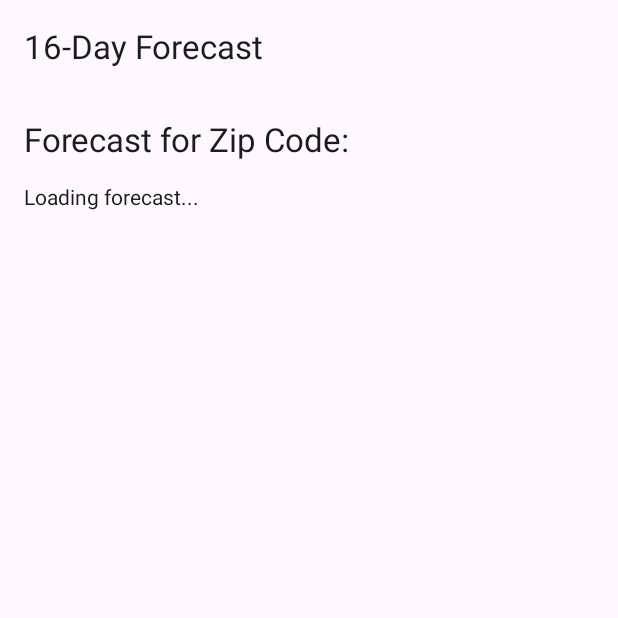
After one commit to Alayan0424/MyWeatherApp1, an Android app built with Jetpack Compose: the composable ForecastScreen called with empty values, on a phone screen of 412 x 824 dp, the top half of it. The commit adds this screen. Run offline under Robolectric (Android 15) with nearby library versions, the phone set to English and light mode, and no system bars; our stand-ins replace livedata-compose; 4 statements that could not run were skipped.

Commit message:
Finish Assignment 4 - UI + Forecast + Error Handling

```diff
--- /dev/null
+++ b/app/src/main/java/com/example/myweatherapp/ForecastScreen.kt
@@ -0,0 +1,68 @@
+package com.example.myweatherapp
+
+import androidx.compose.foundation.layout.*
+import androidx.compose.foundation.lazy.LazyColumn
+import androidx.compose.foundation.lazy.items
+import androidx.compose.material3.*
+import androidx.compose.runtime.*
+import androidx.compose.runtime.livedata.observeAsState
+import androidx.compose.ui.Modifier
+import androidx.compose.ui.unit.dp
+import androidx.lifecycle.viewmodel.compose.viewModel
+import com.example.weatherapp.viewmodel.WeatherViewModel
+
+import com.example.weatherapp.model.DailyForecast
+import com.example.weatherapp.model.MainForecast
+import com.example.weatherapp.model.WeatherCondition
+import androidx.compose.ui.res.stringResource
+import androidx.compose.material3.Text
+
+
+
+@OptIn(ExperimentalMaterial3Api::class)
+@Composable
+fun ForecastScreen(
+    zipCode: String,
+    viewModel: WeatherViewModel = viewModel()
+) {
+    val forecast = viewModel.forecastData.observeAsState()
+
+    LaunchedEffect(zipCode) {
+        viewModel.fetchForecast(zipCode, "fd10af6783724efaf6f6de0e7cbfc1a8")
+    }
+
+    Scaffold(
+        topBar = {
+            TopAppBar(
+                title = { Text("16-Day Forecast") }
+            )
+        }
+    ) { paddingValues ->
+        Column(
+            modifier = Modifier
+                .fillMaxSize()
+                .padding(paddingValues)
+                .padding(16.dp)
+        ) {
+            Text(
+                text = "Forecast for Zip Code: $zipCode",
+                style = MaterialTheme.typography.titleLarge
+            )
+
+            Spacer(modifier = Modifier.height(16.dp))
+
+            forecast.value?.let { response ->
+                LazyColumn {
+                    items(response.list) { day ->
+                        Column(modifier = Modifier.padding(vertical = 8.dp)) {
+                            Text("Date: ${day.date}")
+                            Text("Temp: ${day.main.temp}°C")
+                            Text("Condition: ${day.weather.firstOrNull()?.description ?: "N/A"}")
+                            Divider(modifier = Modifier.padding(vertical = 8.dp))
+                        }
+                    }
+                }
+            } ?: Text("Loading forecast...")
+        }
+    }
+}
--- a/app/src/main/java/com/example/myweatherapp/WeatherViewModel.kt
+++ b/app/src/main/java/com/example/myweatherapp/WeatherViewModel.kt
@@ -5,11 +5,16 @@ import androidx.lifecycle.MutableLiveData
 import androidx.lifecycle.ViewModel
 import androidx.lifecycle.viewModelScope
 import com.example.weatherapp.model.WeatherResponse
+import com.example.myweatherapp.ForecastResponse // ✅ Import your forecast model
 import com.example.weatherapp.network.RetrofitInstance
 import kotlinx.coroutines.launch
 
+import com.example.weatherapp.model.ForecastResponse
+
 
 class WeatherViewModel : ViewModel() {
+
+    // Current Weather
     private val _weatherData = MutableLiveData<WeatherResponse>()
     val weatherData: LiveData<WeatherResponse> get() = _weatherData
 
@@ -19,7 +24,22 @@ class WeatherViewModel : ViewModel() {
                 val response = RetrofitInstance.apiService.getWeather(location, apiKey)
                 _weatherData.postValue(response)
             } catch (e: Exception) {
-                // Handle error (you can show an error message in the UI)
+                // Handle error (e.g., log it or show a UI message)
+            }
+        }
+    }
+
+    // ✅ Forecast Data
+    private val _forecastData = MutableLiveData<ForecastResponse>()
+    val forecastData: LiveData<ForecastResponse> get() = _forecastData
+
+    fun fetchForecast(zipCode: String, apiKey: String) {
+        viewModelScope.launch {
+            try {
+                val response = RetrofitInstance.apiService.getForecast(zipCode, apiKey)
+                _forecastData.postValue(response)
+            } catch (e: Exception) {
+                // Handle forecast error (e.g., log it or show a UI message)
             }
         }
     }
--- a/build.gradle.kts
+++ b/build.gradle.kts
@@ -1,7 +1,7 @@
 plugins {
+    kotlin("plugin.serialization") version "1.9.22" apply false
+    kotlin("jvm") version "1.9.22" apply false
     alias(libs.plugins.android.application) apply false
     alias(libs.plugins.kotlin.android) apply false
     alias(libs.plugins.kotlin.compose) apply false
-    kotlin("jvm") version "1.9.0" apply false
-    kotlin("plugin.serialization") version "1.9.0" apply false
 }
```
Also changed, not shown: app/build.gradle.kts (+19 -4 lines), app/src/main/java/com/example/myweatherapp/ForecastResponse.kt (added, +34 -0 lines), app/src/main/java/com/example/myweatherapp/MainActivity.kt (+16 -1 lines), app/src/main/java/com/example/myweatherapp/WeatherApiService.kt (+8 -0 lines), app/src/main/java/com/example/myweatherapp/WeatherScreen.kt (+65 -21 lines), app/src/main/res/values/strings.xml (+17 -0 lines), gradle/libs.versions.toml (+16 -3 lines).
